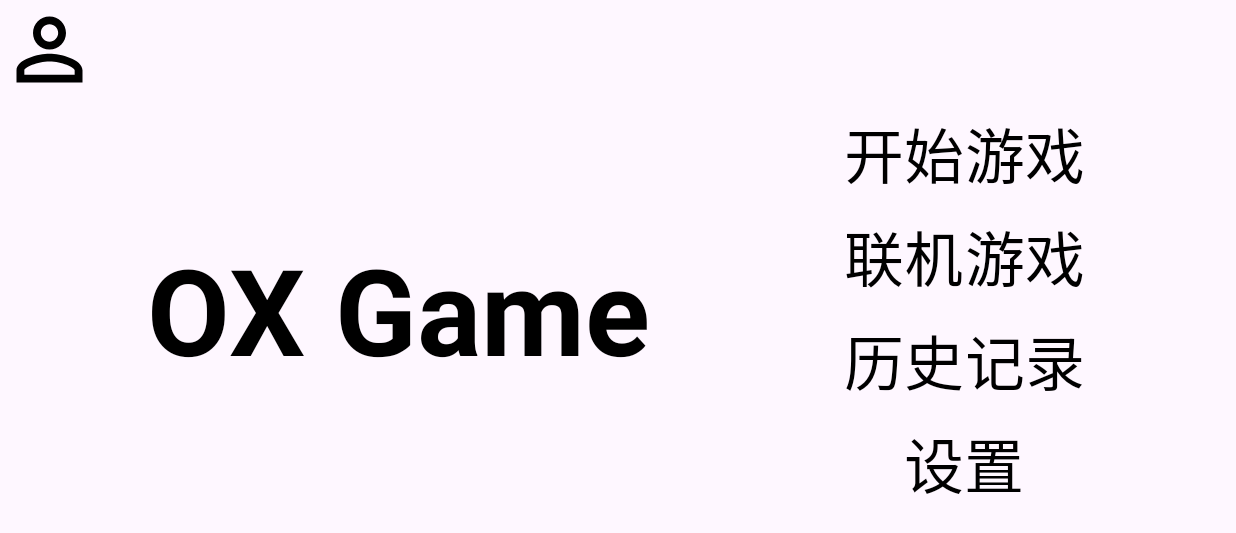
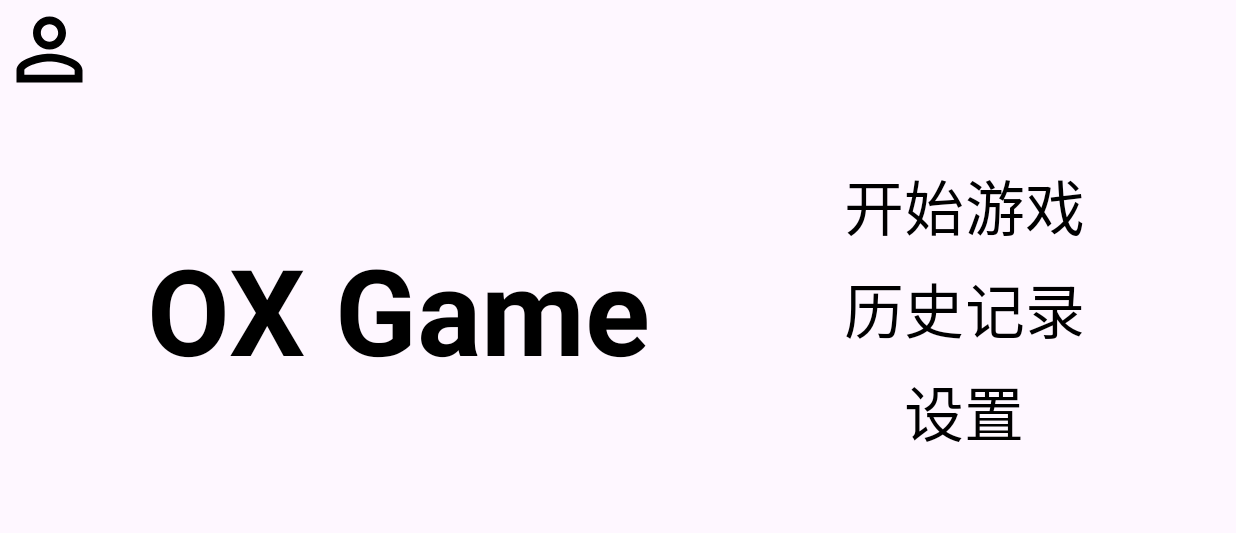
Before and after one commit to tomasusan/AndroidWork, an Android app: the screen it shows after launch (StartMenu), on a phone screen of 824 x 412 dp (held sideways). Shown: the top 533 px of the screen. Run offline under Robolectric (Android 15) with nearby library versions, the phone set to English and light mode, and no system bars.

Commit message:
删除联系游戏按钮以及更改分数为时间

```diff
--- a/app/src/main/java/com/example/oxgame/StartMenu.java
+++ b/app/src/main/java/com/example/oxgame/StartMenu.java
@@ -49,13 +49,6 @@ public class StartMenu extends AppCompatActivity {
         //开始游戏按钮
         Button startGameButton = findViewById(R.id.start_game);
         startGameButton.setOnClickListener(view -> {
-            Intent selectDifficultyIntent = new Intent(this, SelectDifficulty.class);
-            startActivity(selectDifficultyIntent);
-        });
-
-        //联机游戏按钮
-        Button onlineGameButton = findViewById(R.id.online_game);
-        onlineGameButton.setOnClickListener(view -> {
             Intent selectDifficultyIntent = new Intent(this, SelectDifficulty.class);
             startActivity(selectDifficultyIntent);
         });
--- a/app/src/main/res/layout/historical_score.xml
+++ b/app/src/main/res/layout/historical_score.xml
@@ -87,7 +87,7 @@
         app:layout_constraintVertical_bias="0.8" />
 
     <TextView
-        android:id="@+id/simple_score"
+        android:id="@+id/simple_time"
         android:layout_width="0dp"
         android:layout_height="wrap_content"
         android:text="无"
@@ -102,7 +102,7 @@
         app:layout_constraintVertical_bias="0.4" />
 
     <TextView
-        android:id="@+id/medium_score"
+        android:id="@+id/medium_time"
         android:layout_width="0dp"
         android:layout_height="wrap_content"
         android:text="无"
@@ -117,7 +117,7 @@
         app:layout_constraintVertical_bias="0.6" />
 
     <TextView
-        android:id="@+id/difficulty_score"
+        android:id="@+id/difficulty_time"
         android:layout_width="0dp"
         android:layout_height="wrap_content"
         android:text="无"
--- a/app/src/main/res/layout/start_menu.xml
+++ b/app/src/main/res/layout/start_menu.xml
@@ -61,25 +61,7 @@
         app:layout_constraintWidth_percent="0.3"
         app:layout_constraintHeight_percent="0.1"
         app:layout_constraintHorizontal_bias="0.9"
-        app:layout_constraintVertical_bias="0.2"/>
-
-    <Button
-        android:id="@+id/online_game"
-        android:layout_width="0dp"
-        android:layout_height="wrap_content"
-        android:text="联机游戏"
-        android:textColor="@color/black"
-        android:textSize="40sp"
-        android:padding="0dp"
-        android:background="?attr/selectableItemBackground"
-        app:layout_constraintStart_toStartOf="parent"
-        app:layout_constraintTop_toTopOf="parent"
-        app:layout_constraintEnd_toEndOf="parent"
-        app:layout_constraintBottom_toBottomOf="parent"
-        app:layout_constraintWidth_percent="0.3"
-        app:layout_constraintHeight_percent="0.1"
-        app:layout_constraintHorizontal_bias="0.9"
-        app:layout_constraintVertical_bias="0.4"/>
+        app:layout_constraintVertical_bias="0.3"/>
 
     <Button
         android:id="@+id/historical_record"
@@ -97,7 +79,7 @@
         app:layout_constraintWidth_percent="0.3"
         app:layout_constraintHeight_percent="0.1"
         app:layout_constraintHorizontal_bias="0.9"
-        app:layout_constraintVertical_bias="0.6" />
+        app:layout_constraintVertical_bias="0.5" />
 
     <Button
         android:id="@+id/setting"
@@ -115,6 +97,6 @@
         app:layout_constraintWidth_percent="0.15"
         app:layout_constraintHeight_percent="0.1"
         app:layout_constraintHorizontal_bias="0.83"
-        app:layout_constraintVertical_bias="0.8"/>
+        app:layout_constraintVertical_bias="0.7"/>
 
 </androidx.constraintlayout.widget.ConstraintLayout>
```
Also changed, not shown: app/src/main/java/com/example/oxgame/HistoryRecord.java (+25 -24 lines).
